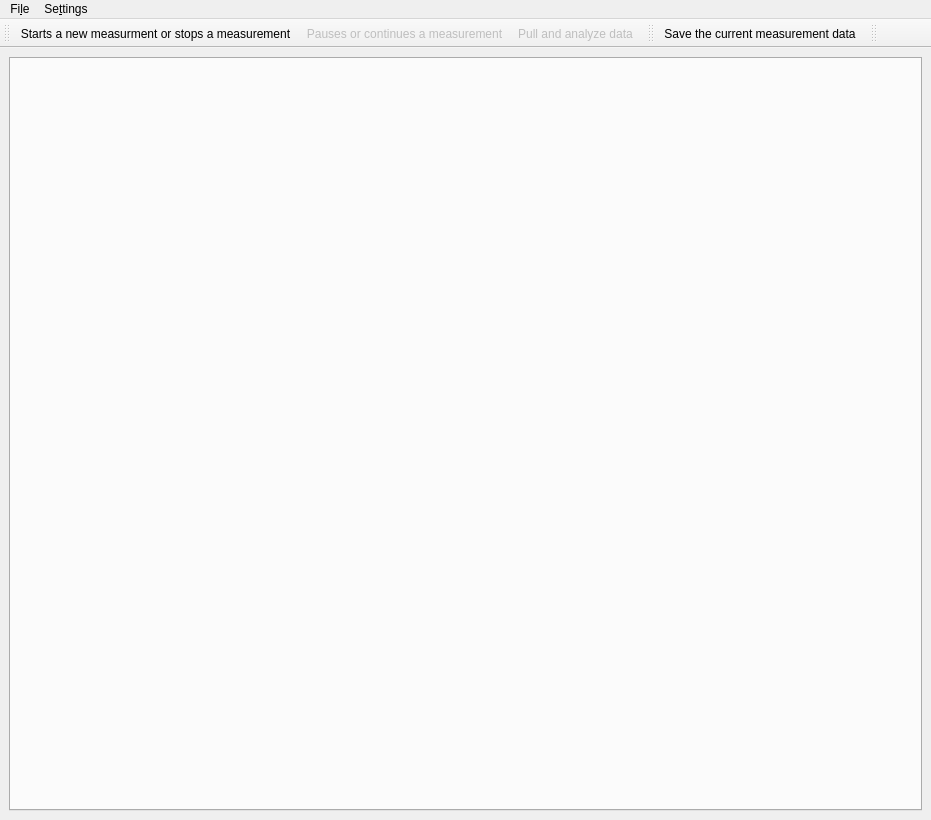
The window that gui/pulsed_sg/ui_pulsed_sg.ui (paulstevensonlab/qudi) describes before a commit, drawn with Qt 5.
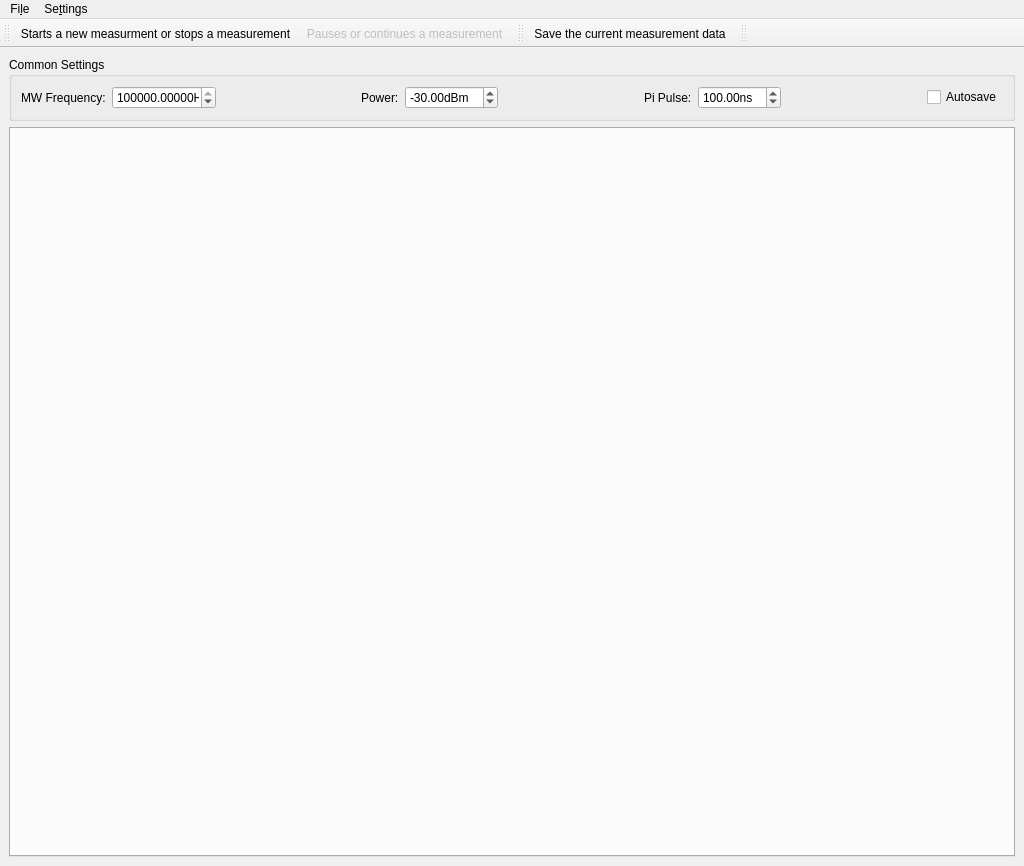
The same window after the commit. Icons and pictures are not drawn. Custom widgets are drawn as their Qt base class.

What changed in the file:
```diff
--- a/gui/pulsed_sg/ui_pulsed_sg.ui
+++ b/gui/pulsed_sg/ui_pulsed_sg.ui
@@ -6,8 +6,8 @@
    <rect>
     <x>0</x>
     <y>0</y>
-    <width>931</width>
-    <height>820</height>
+    <width>1024</width>
+    <height>866</height>
    </rect>
   </property>
   <property name="minimumSize">
@@ -24,7 +24,7 @@
   </property>
   <widget class="QWidget" name="centralwidget">
    <layout class="QGridLayout" name="gridLayout">
-    <item row="0" column="0">
+    <item row="1" column="0">
      <widget class="QTabWidget" name="tabWidget">
       <property name="styleSheet">
        <string notr="true">QTabWidget::tab:disabled { width: 0; height: 0; margin: 0; padding: 0; border: none; }</string>
@@ -34,6 +34,153 @@
       </property>
      </widget>
     </item>
+    <item row="0" column="0">
+     <widget class="QGroupBox" name="groupBox">
+      <property name="title">
+       <string>Common Settings</string>
+      </property>
+      <layout class="QHBoxLayout" name="horizontalLayout_3">
+       <item>
+        <widget class="QLabel" name="label">
+         <property name="text">
+          <string>MW Frequency:</string>
+         </property>
+        </widget>
+       </item>
+       <item>
+        <widget class="ScienDSpinBox" name="mw_freq_spinbox">
+         <property name="sizePolicy">
+          <sizepolicy hsizetype="Expanding" vsizetype="Fixed">
+           <horstretch>0</horstretch>
+           <verstretch>0</verstretch>
+          </sizepolicy>
+         </property>
+         <property name="suffix">
+          <string>Hz</string>
+         </property>
+         <property name="decimals">
+          <number>5</number>
+         </property>
+         <property name="maximum">
+          <double>100000000000.000000000000000</double>
+         </property>
+         <property name="singleStep">
+          <double>1.000000000000000</double>
+         </property>
+         <property name="value">
+          <double>2870000000.000000000000000</double>
+         </property>
+        </widget>
+       </item>
+       <item>
+        <spacer name="horizontalSpacer_2">
+         <property name="orientation">
+          <enum>Qt::Horizontal</enum>
+         </property>
+         <property name="sizeHint" stdset="0">
+          <size>
+           <width>155</width>
+           <height>20</height>
+          </size>
+         </property>
+        </spacer>
+       </item>
+       <item>
+        <widget class="QLabel" name="label_2">
+         <property name="text">
+          <string>Power:</string>
+         </property>
+        </widget>
+       </item>
+       <item>
+        <widget class="QDoubleSpinBox" name="mw_power_spinbox">
+         <property name="sizePolicy">
+          <sizepolicy hsizetype="Minimum" vsizetype="Minimum">
+           <horstretch>0</horstretch>
+           <verstretch>0</verstretch>
+          </sizepolicy>
+         </property>
+         <property name="font">
+          <font>
+           <family>Nirmala UI</family>
+          </font>
+         </property>
+         <property name="suffix">
+          <string>dBm</string>
+         </property>
+         <property name="minimum">
+          <double>-100.000000000000000</double>
+         </property>
+         <property name="maximum">
+          <double>0.000000000000000</double>
+         </property>
+         <property name="value">
+          <double>-30.000000000000000</double>
+         </property>
+        </widget>
+       </item>
+       <item>
+        <spacer name="horizontalSpacer">
+         <property name="orientation">
+          <enum>Qt::Horizontal</enum>
+         </property>
+         <property name="sizeHint" stdset="0">
+          <size>
+           <width>156</width>
+           <height>20</height>
+          </size>
+         </property>
+        </spacer>
+       </item>
+       <item>
+        <widget class="QLabel" name="label_3">
+         <property name="text">
+          <string>Pi Pulse:</string>
+         </property>
+        </widget>
+       </item>
+       <item>
+        <widget class="QDoubleSpinBox" name="mw_pi_pulse">
+         <property name="suffix">
+          <string>ns</string>
+         </property>
+         <property name="minimum">
+          <double>1.000000000000000</double>
+         </property>
+         <property name="maximum">
+          <double>5000.000000000000000</double>
+         </property>
+         <property name="singleStep">
+          <double>1.000000000000000</double>
+         </property>
+         <property name="value">
+          <double>100.000000000000000</double>
+         </property>
+        </widget>
+       </item>
+       <item>
+        <spacer name="horizontalSpacer_3">
+         <property name="orientation">
+          <enum>Qt::Horizontal</enum>
+         </property>
+         <property name="sizeHint" stdset="0">
+          <size>
+           <width>156</width>
+           <height>20</height>
+          </size>
+         </property>
+        </spacer>
+       </item>
+       <item>
+        <widget class="QCheckBox" name="autosave_checkBox">
+         <property name="text">
+          <string>Autosave</string>
+         </property>
+        </widget>
+       </item>
+      </layout>
+     </widget>
+    </item>
    </layout>
   </widget>
   <widget class="QMenuBar" name="menubar">
@@ -41,7 +188,7 @@
     <rect>
      <x>0</x>
      <y>0</y>
-     <width>931</width>
+     <width>1024</width>
      <height>21</height>
     </rect>
    </property>
@@ -80,7 +227,6 @@
    </attribute>
    <addaction name="action_run_stop"/>
    <addaction name="action_continue_pause"/>
-   <addaction name="action_pull_data"/>
   </widget>
   <widget class="QToolBar" name="save_ToolBar">
    <property name="windowTitle">
@@ -215,6 +361,13 @@
    </property>
   </action>
  </widget>
+ <customwidgets>
+  <customwidget>
+   <class>ScienDSpinBox</class>
+   <extends>QDoubleSpinBox</extends>
+   <header>qtwidgets.scientific_spinbox.h</header>
+  </customwidget>
+ </customwidgets>
  <resources/>
  <connections>
   <connection>
```
